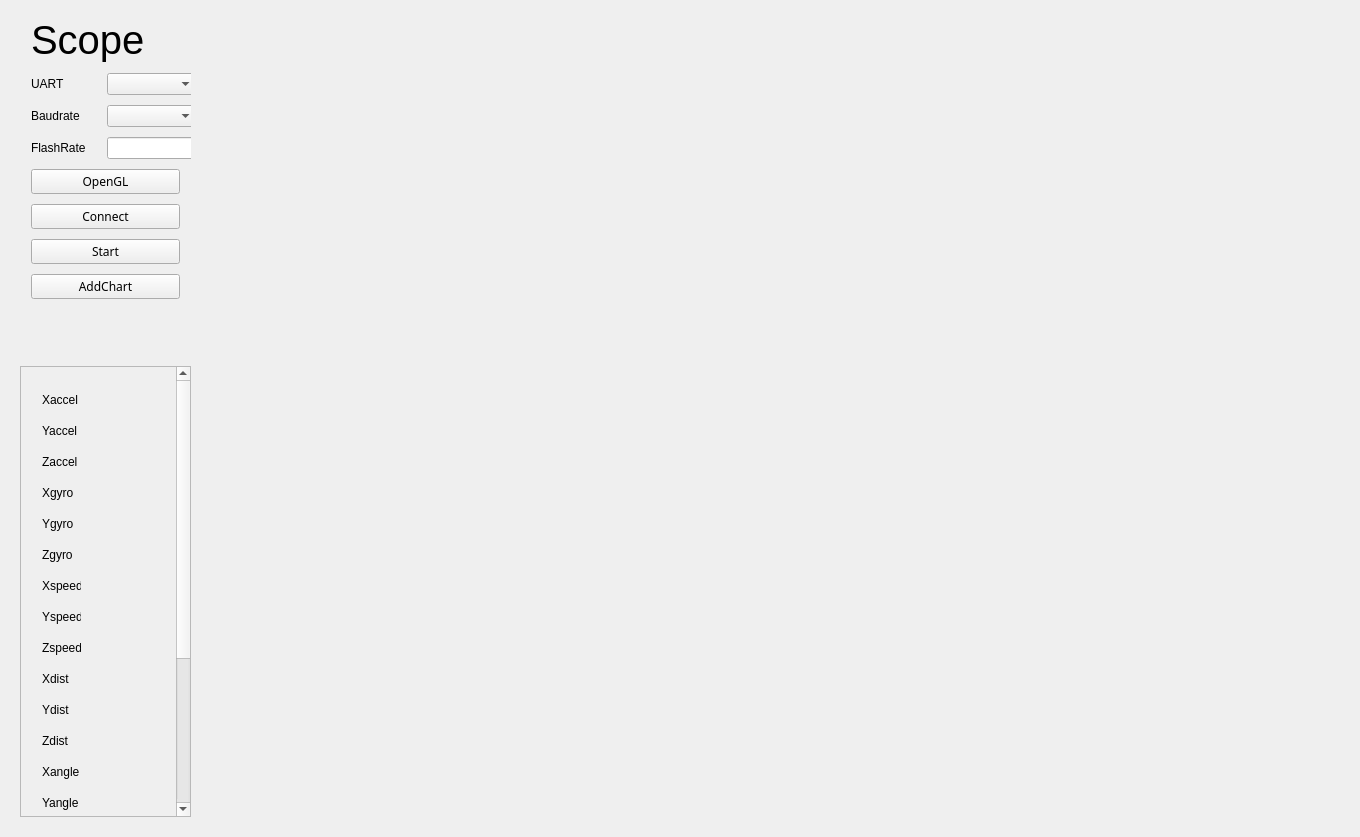
cay125/SerialChart, file mainwindow.ui: the form before one commit.
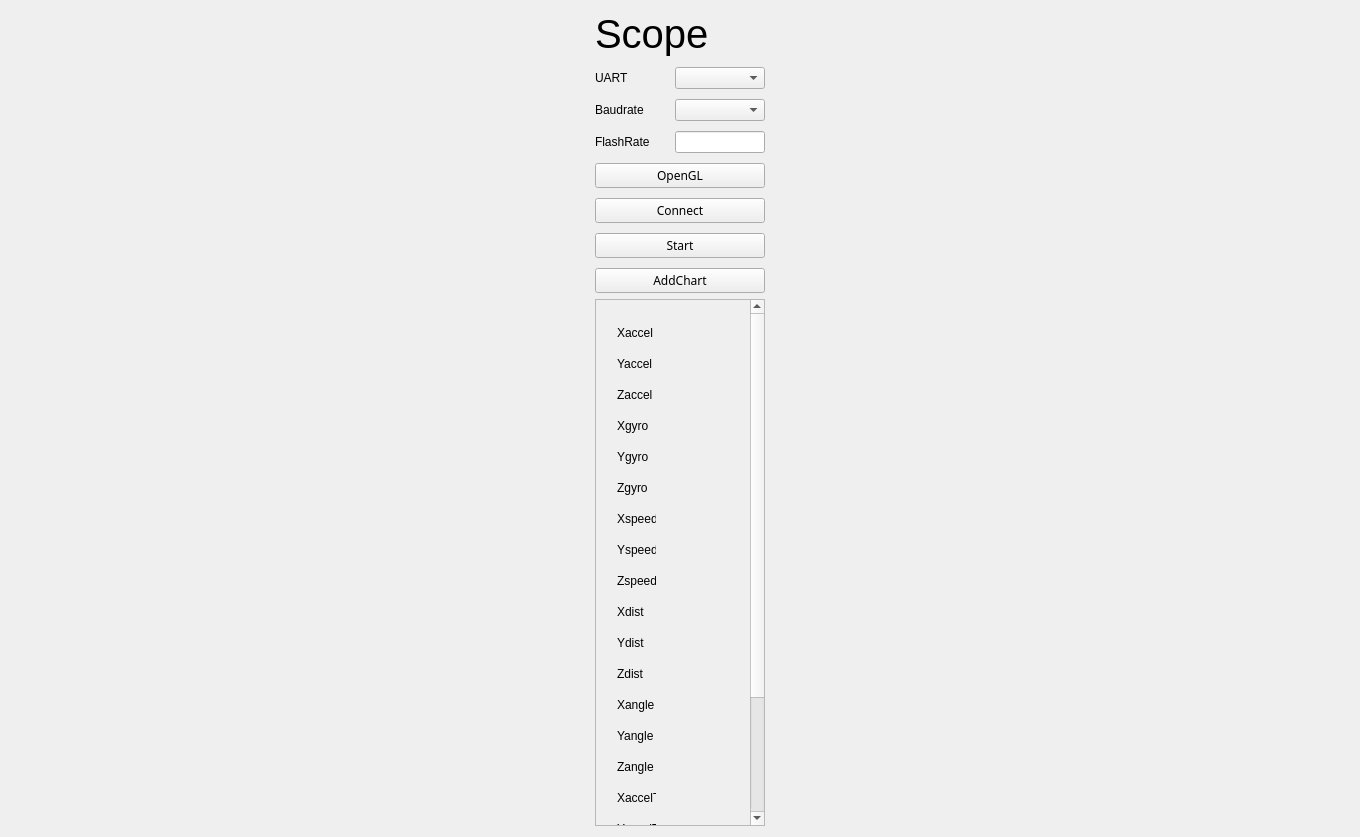
The form after the commit.

Commit message: add adaptive layout

What changed in the file:
```diff
--- a/mainwindow.ui
+++ b/mainwindow.ui
@@ -14,15 +14,10 @@
    <string>MainWindow</string>
   </property>
   <widget class="QWidget" name="centralWidget">
-   <widget class="QWidget" name="verticalLayoutWidget">
-    <property name="geometry">
-     <rect>
-      <x>20</x>
-      <y>6</y>
-      <width>171</width>
-      <height>361</height>
-     </rect>
-    </property>
+   <layout class="QGridLayout" name="gridLayout_2">
+    <item row="0" column="0">
+     <layout class="QGridLayout" name="gridLayout">
+      <item row="0" column="0">
     <layout class="QVBoxLayout" name="ControlLayout">
      <property name="spacing">
       <number>10</number>
@@ -68,19 +63,6 @@
          </property>
         </widget>
        </item>
-       <item>
-        <spacer name="ComSpacer">
-         <property name="orientation">
-          <enum>Qt::Horizontal</enum>
-         </property>
-         <property name="sizeHint" stdset="0">
-          <size>
-           <width>40</width>
-           <height>20</height>
-          </size>
-         </property>
-        </spacer>
-       </item>
       </layout>
      </item>
      <item>
@@ -111,19 +93,6 @@
          </property>
         </widget>
        </item>
-       <item>
-        <spacer name="BaudSpacer">
-         <property name="orientation">
-          <enum>Qt::Horizontal</enum>
-         </property>
-         <property name="sizeHint" stdset="0">
-          <size>
-           <width>40</width>
-           <height>20</height>
-          </size>
-         </property>
-        </spacer>
-       </item>
       </layout>
      </item>
      <item>
@@ -143,37 +112,42 @@
        </item>
        <item>
         <widget class="QLineEdit" name="FlashEdit">
+            <property name="sizePolicy">
+             <sizepolicy hsizetype="Preferred" vsizetype="Fixed">
+              <horstretch>0</horstretch>
+              <verstretch>0</verstretch>
+             </sizepolicy>
+            </property>
          <property name="minimumSize">
           <size>
            <width>90</width>
            <height>0</height>
           </size>
          </property>
-        </widget>
-       </item>
-       <item>
-        <spacer name="horizontalSpacer">
-         <property name="orientation">
-          <enum>Qt::Horizontal</enum>
-         </property>
-         <property name="sizeHint" stdset="0">
-          <size>
-           <width>40</width>
-           <height>20</height>
-          </size>
-         </property>
-        </spacer>
-       </item>
+            <property name="maximumSize">
+             <size>
+              <width>90</width>
+              <height>16777215</height>
+             </size>
+            </property>
+           </widget>
+          </item>
       </layout>
      </item>
      <item>
       <widget class="QPushButton" name="btnOpenGL">
        <property name="sizePolicy">
-        <sizepolicy hsizetype="Minimum" vsizetype="Preferred">
+           <sizepolicy hsizetype="Minimum" vsizetype="Fixed">
          <horstretch>0</horstretch>
          <verstretch>0</verstretch>
         </sizepolicy>
        </property>
+          <property name="maximumSize">
+           <size>
+            <width>170</width>
+            <height>16777215</height>
+           </size>
+          </property>
        <property name="font">
         <font>
          <family>Microsoft YaHei</family>
@@ -186,6 +160,12 @@
      </item>
      <item>
       <widget class="QPushButton" name="btnConnect">
+          <property name="maximumSize">
+           <size>
+            <width>170</width>
+            <height>16777215</height>
+           </size>
+          </property>
        <property name="font">
         <font>
          <family>Microsoft YaHei</family>
@@ -198,6 +178,12 @@
      </item>
      <item>
       <widget class="QPushButton" name="btnStart">
+          <property name="maximumSize">
+           <size>
+            <width>170</width>
+            <height>16777215</height>
+           </size>
+          </property>
        <property name="baseSize">
         <size>
          <width>0</width>
@@ -216,6 +202,12 @@
      </item>
      <item>
       <widget class="QPushButton" name="btnAddChart">
+          <property name="maximumSize">
+           <size>
+            <width>170</width>
+            <height>16777215</height>
+           </size>
+          </property>
        <property name="font">
         <font>
          <family>Microsoft YaHei</family>
@@ -226,40 +218,21 @@
        </property>
       </widget>
      </item>
-     <item>
-      <spacer name="verticalSpacer">
-       <property name="orientation">
-        <enum>Qt::Vertical</enum>
-       </property>
-       <property name="sizeHint" stdset="0">
-        <size>
-         <width>20</width>
-         <height>40</height>
-        </size>
-       </property>
-      </spacer>
-     </item>
-    </layout>
-   </widget>
-   <widget class="QWidget" name="gridLayoutWidget">
-    <property name="geometry">
-     <rect>
-      <x>220</x>
-      <y>20</y>
-      <width>1121</width>
-      <height>801</height>
-     </rect>
-    </property>
-    <layout class="QGridLayout" name="mainLayout"/>
-   </widget>
+       </layout>
+      </item>
+      <item row="1" column="0" rowspan="2">
    <widget class="QScrollArea" name="scrollArea">
-    <property name="geometry">
-     <rect>
-      <x>20</x>
-      <y>366</y>
-      <width>171</width>
+        <property name="minimumSize">
+         <size>
+          <width>0</width>
       <height>451</height>
-     </rect>
+         </size>
+        </property>
+        <property name="maximumSize">
+         <size>
+          <width>170</width>
+          <height>16777215</height>
+         </size>
     </property>
     <property name="widgetResizable">
      <bool>true</bool>
@@ -268,8 +241,8 @@
      <property name="geometry">
       <rect>
        <x>0</x>
-       <y>-87</y>
-       <width>155</width>
+           <y>0</y>
+           <width>154</width>
        <height>680</height>
       </rect>
      </property>
@@ -590,6 +563,13 @@
      </widget>
     </widget>
    </widget>
+      </item>
+      <item row="0" column="1" rowspan="3">
+       <layout class="QGridLayout" name="mainLayout"/>
+      </item>
+     </layout>
+    </item>
+   </layout>
   </widget>
  </widget>
  <layoutdefault spacing="6" margin="11"/>
```
Lines whose indentation alone changed are shown as unchanged. The commit also changes 5 other files.
